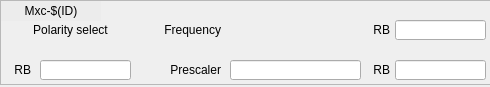
Qt form ui/EVG/evg_master_mxc-v2.ui (epics-modules/mrfioc2) before a commit.
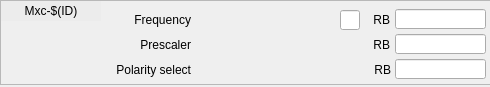
The same form after that commit. Custom widgets are drawn as their Qt base class.

Commit message: [COSYLAB-97] removed buttons, added units, rearranged layout

```diff
--- a/ui/EVG/evg_master_mxc-v2.ui
+++ b/ui/EVG/evg_master_mxc-v2.ui
@@ -31,8 +31,8 @@
    <widget class="caLed" name="caled_2">
     <property name="geometry">
      <rect>
-      <x>110</x>
-      <y>1</y>
+      <x>40</x>
+      <y>35</y>
       <width>20</width>
       <height>20</height>
      </rect>
@@ -71,8 +71,8 @@
    <widget class="QLabel" name="label_34">
     <property name="geometry">
      <rect>
-      <x>150</x>
-      <y>20</y>
+      <x>120</x>
+      <y>10</y>
       <width>71</width>
       <height>20</height>
      </rect>
@@ -87,9 +87,9 @@
    <widget class="QLabel" name="label_30">
     <property name="geometry">
      <rect>
-      <x>10</x>
-      <y>20</y>
-      <width>121</width>
+      <x>80</x>
+      <y>60</y>
+      <width>111</width>
       <height>20</height>
      </rect>
     </property>
@@ -97,38 +97,15 @@
      <string>Polarity select</string>
     </property>
     <property name="alignment">
-     <set>Qt::AlignCenter</set>
-    </property>
-   </widget>
-   <widget class="caTextEntry" name="catextentry_4">
-    <property name="geometry">
-     <rect>
-      <x>230</x>
-      <y>60</y>
-      <width>131</width>
-      <height>20</height>
-     </rect>
-    </property>
-    <property name="channel" stdset="0">
-     <string notr="true">$(EVG):Mxc-$(ID)-Prescaler-SP</string>
-    </property>
-    <property name="background">
-     <color>
-      <red>212</red>
-      <green>219</green>
-      <blue>157</blue>
-     </color>
-    </property>
-    <property name="colorMode">
-     <enum>caLineEdit::Static</enum>
+     <set>Qt::AlignRight|Qt::AlignTrailing|Qt::AlignVCenter</set>
     </property>
    </widget>
    <widget class="caChoice" name="cachoice_2">
     <property name="geometry">
      <rect>
-      <x>10</x>
-      <y>40</y>
-      <width>120</width>
+      <x>200</x>
+      <y>60</y>
+      <width>141</width>
       <height>20</height>
      </rect>
     </property>
@@ -172,8 +149,8 @@
    <widget class="caLineEdit" name="calineedit_11">
     <property name="geometry">
      <rect>
-      <x>40</x>
-      <y>60</y>
+      <x>395</x>
+      <y>59</y>
       <width>91</width>
       <height>20</height>
      </rect>
@@ -207,8 +184,8 @@
    <widget class="QLabel" name="label_38">
     <property name="geometry">
      <rect>
-      <x>160</x>
-      <y>60</y>
+      <x>130</x>
+      <y>35</y>
       <width>61</width>
       <height>20</height>
      </rect>
@@ -220,31 +197,11 @@
      <set>Qt::AlignRight|Qt::AlignTrailing|Qt::AlignVCenter</set>
     </property>
    </widget>
-   <widget class="caNumeric" name="canumeric_2">
-    <property name="geometry">
-     <rect>
-      <x>230</x>
-      <y>1</y>
-      <width>131</width>
-      <height>51</height>
-     </rect>
-    </property>
-    <property name="channel" stdset="0">
-     <string notr="true">$(EVG):Mxc-$(ID)-Frequency-SP</string>
-    </property>
-    <property name="background">
-     <color>
-      <red>212</red>
-      <green>219</green>
-      <blue>157</blue>
-     </color>
-    </property>
-   </widget>
    <widget class="QLabel" name="label_39">
     <property name="geometry">
      <rect>
       <x>370</x>
-      <y>60</y>
+      <y>35</y>
       <width>20</width>
       <height>20</height>
      </rect>
@@ -260,7 +217,7 @@
     <property name="geometry">
      <rect>
       <x>395</x>
-      <y>20</y>
+      <y>9</y>
       <width>91</width>
       <height>20</height>
      </rect>
@@ -276,7 +233,7 @@
     <property name="geometry">
      <rect>
       <x>395</x>
-      <y>60</y>
+      <y>34</y>
       <width>91</width>
       <height>20</height>
      </rect>
@@ -291,7 +248,7 @@
    <widget class="QLabel" name="label_32">
     <property name="geometry">
      <rect>
-      <x>10</x>
+      <x>370</x>
       <y>60</y>
       <width>21</width>
       <height>20</height>
@@ -308,7 +265,7 @@
     <property name="geometry">
      <rect>
       <x>370</x>
-      <y>20</y>
+      <y>10</y>
       <width>20</width>
       <height>20</height>
      </rect>
@@ -320,23 +277,89 @@
      <set>Qt::AlignRight|Qt::AlignTrailing|Qt::AlignVCenter</set>
     </property>
    </widget>
+   <widget class="caSpinbox" name="caspinbox">
+    <property name="geometry">
+     <rect>
+      <x>200</x>
+      <y>10</y>
+      <width>139</width>
+      <height>20</height>
+     </rect>
+    </property>
+    <property name="toolTip">
+     <string/>
+    </property>
+    <property name="channel" stdset="0">
+     <string notr="true">$(EVG):Mxc-$(ID)-Frequency-SP</string>
+    </property>
+    <property name="background">
+     <color>
+      <red>212</red>
+      <green>219</green>
+      <blue>157</blue>
+     </color>
+    </property>
+    <property name="fixedFormat">
+     <bool>false</bool>
+    </property>
+   </widget>
+   <widget class="caLineEdit" name="calineedit_14">
+    <property name="geometry">
+     <rect>
+      <x>340</x>
+      <y>10</y>
+      <width>20</width>
+      <height>20</height>
+     </rect>
+    </property>
+    <property name="alignment">
+     <set>Qt::AlignLeading|Qt::AlignLeft|Qt::AlignVCenter</set>
+    </property>
+    <property name="channel" stdset="0">
+     <string notr="true">$(EVG):Mxc-$(ID)-Frequency-SP.EGU</string>
+    </property>
+    <property name="unitsEnabled">
+     <bool>true</bool>
+    </property>
+   </widget>
+   <widget class="caSpinbox" name="caspinbox_2">
+    <property name="geometry">
+     <rect>
+      <x>200</x>
+      <y>35</y>
+      <width>139</width>
+      <height>20</height>
+     </rect>
+    </property>
+    <property name="toolTip">
+     <string/>
+    </property>
+    <property name="channel" stdset="0">
+     <string notr="true">$(EVG):Mxc-$(ID)-Prescaler-SP</string>
+    </property>
+    <property name="background">
+     <color>
+      <red>212</red>
+      <green>219</green>
+      <blue>157</blue>
+     </color>
+    </property>
+    <property name="fixedFormat">
+     <bool>false</bool>
+    </property>
+   </widget>
   </widget>
  </widget>
  <customwidgets>
-  <customwidget>
-   <class>caNumeric</class>
-   <extends>QFrame</extends>
-   <header>caNumeric</header>
-  </customwidget>
   <customwidget>
    <class>caChoice</class>
    <extends>QWidget</extends>
    <header>caChoice</header>
   </customwidget>
   <customwidget>
-   <class>caTextEntry</class>
-   <extends>caLineEdit</extends>
-   <header>caTextEntry</header>
+   <class>caSpinbox</class>
+   <extends>QFrame</extends>
+   <header>caSpinbox</header>
   </customwidget>
   <customwidget>
    <class>caLabel</class>
```
Left out of the diff: 3 changed lines with no effect on the pictures. The commit also changes 7 other files.
